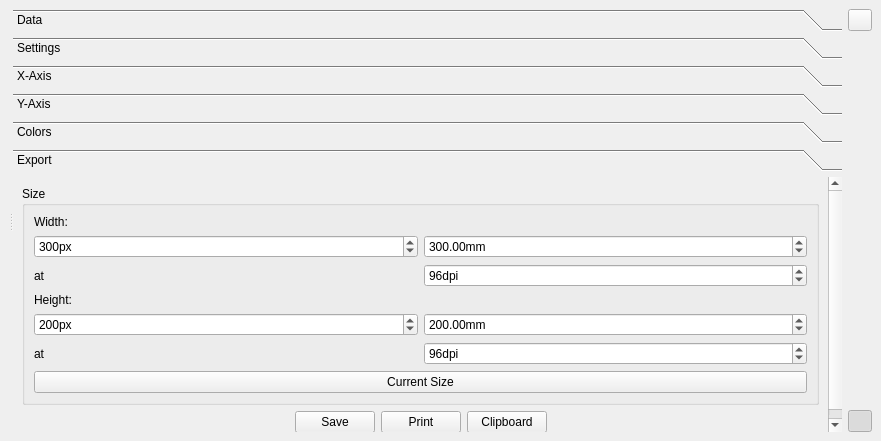
Before: the Qt Designer form plotwindow.ui in Rob0xFF/PhyxCalc, drawn with Qt 5.
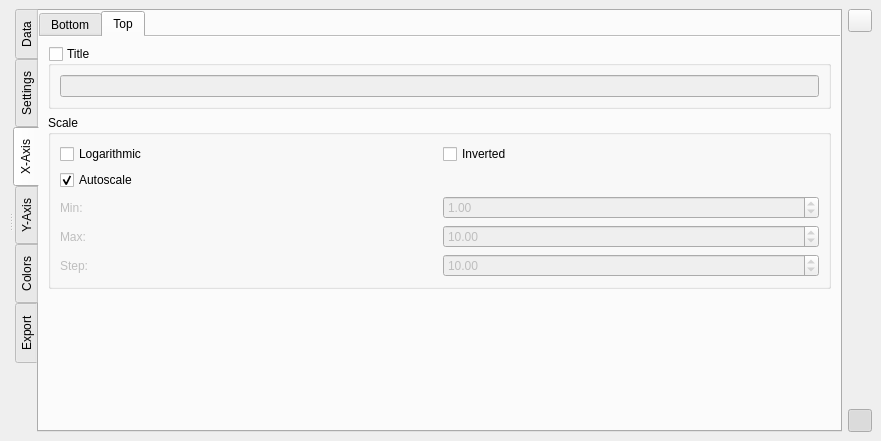
After: the same form once the commit is applied. The open tabs and pages were chosen to show the change. Custom widgets are drawn as their Qt base class.

Commit message: improved plot added logarithmic scale various fixes

```diff
--- a/plotwindow.ui
+++ b/plotwindow.ui
@@ -49,26 +49,21 @@
         </item>
        </layout>
       </widget>
-      <widget class="QToolBox" name="toolBox">
+      <widget class="QTabWidget" name="tabWidget">
        <property name="sizePolicy">
         <sizepolicy hsizetype="Preferred" vsizetype="Preferred">
          <horstretch>0</horstretch>
          <verstretch>0</verstretch>
         </sizepolicy>
        </property>
+       <property name="tabPosition">
+        <enum>QTabWidget::West</enum>
+       </property>
        <property name="currentIndex">
         <number>0</number>
        </property>
-       <widget class="QWidget" name="page">
-        <property name="geometry">
-         <rect>
-          <x>0</x>
-          <y>0</y>
-          <width>730</width>
-          <height>76</height>
-         </rect>
-        </property>
-        <attribute name="label">
+       <widget class="QWidget" name="tabWidgetPage1" native="true">
+        <attribute name="title">
          <string>Data</string>
         </attribute>
         <layout class="QVBoxLayout" name="verticalLayout" stretch="0">
@@ -96,16 +91,8 @@
          </item>
         </layout>
        </widget>
-       <widget class="QWidget" name="page_2">
-        <property name="geometry">
-         <rect>
-          <x>0</x>
-          <y>0</y>
-          <width>730</width>
-          <height>254</height>
-         </rect>
-        </property>
-        <attribute name="label">
+       <widget class="QWidget" name="tabWidgetPage2" native="true">
+        <attribute name="title">
          <string>Settings</string>
         </attribute>
         <layout class="QVBoxLayout" name="verticalLayout_2">
@@ -275,21 +262,29 @@
          </item>
         </layout>
        </widget>
-       <widget class="QWidget" name="page_5">
-        <property name="geometry">
-         <rect>
-          <x>0</x>
-          <y>0</y>
-          <width>747</width>
-          <height>267</height>
-         </rect>
-        </property>
-        <attribute name="label">
+       <widget class="QWidget" name="tabWidgetPage3" native="true">
+        <attribute name="title">
          <string>X-Axis</string>
         </attribute>
         <layout class="QVBoxLayout" name="verticalLayout_7">
+         <property name="margin">
+          <number>0</number>
+         </property>
          <item>
-          <widget class="QGroupBox" name="settingsXTitleGroup">
+          <widget class="QTabWidget" name="tabWidget1">
+           <property name="currentIndex">
+            <number>0</number>
+           </property>
+           <property name="documentMode">
+            <bool>true</bool>
+           </property>
+           <widget class="QWidget" name="tabWidgetPage1_2" native="true">
+            <attribute name="title">
+             <string>Bottom</string>
+            </attribute>
+            <layout class="QVBoxLayout" name="verticalLayout_17">
+             <item>
+              <widget class="QGroupBox" name="settingsXBTitleGroup">
            <property name="title">
             <string>Title</string>
            </property>
@@ -301,7 +296,7 @@
            </property>
            <layout class="QVBoxLayout" name="verticalLayout_13">
             <item>
-             <widget class="QLineEdit" name="settingsXTitleEdit"/>
+                 <widget class="QLineEdit" name="settingsXBTitleEdit"/>
             </item>
            </layout>
           </widget>
@@ -315,14 +310,14 @@
             <item>
              <layout class="QHBoxLayout" name="horizontalLayout_5">
               <item>
-               <widget class="QCheckBox" name="settingsXLogCheck">
+                   <widget class="QCheckBox" name="settingsXBLogCheck">
                 <property name="text">
                  <string>Logarithmic</string>
                 </property>
                </widget>
               </item>
               <item>
-               <widget class="QCheckBox" name="settingsXInvCheck">
+                   <widget class="QCheckBox" name="settingsXBInvCheck">
                 <property name="text">
                  <string>Inverted</string>
                 </property>
@@ -331,7 +326,7 @@
              </layout>
             </item>
             <item>
-             <widget class="QCheckBox" name="settingsXAutoscaleCheck">
+                 <widget class="QCheckBox" name="settingsXBAutoscaleCheck">
               <property name="text">
                <string>Autoscale</string>
               </property>
@@ -343,7 +338,7 @@
             <item>
              <layout class="QHBoxLayout" name="horizontalLayout_14">
               <item>
-               <widget class="QLabel" name="xScaleLabel1">
+                   <widget class="QLabel" name="xBScaleLabel1">
                 <property name="enabled">
                  <bool>false</bool>
                 </property>
@@ -353,7 +348,7 @@
                </widget>
               </item>
               <item>
-               <widget class="QDoubleSpinBox" name="settingsXScaleMinSpin">
+                   <widget class="QDoubleSpinBox" name="settingsXBScaleMinSpin">
                 <property name="enabled">
                  <bool>false</bool>
                 </property>
@@ -373,7 +368,7 @@
             <item>
              <layout class="QHBoxLayout" name="horizontalLayout_15">
               <item>
-               <widget class="QLabel" name="xScaleLabel2">
+                   <widget class="QLabel" name="xBScaleLabel2">
                 <property name="enabled">
                  <bool>false</bool>
                 </property>
@@ -383,7 +378,7 @@
                </widget>
               </item>
               <item>
-               <widget class="QDoubleSpinBox" name="settingsXScaleMaxSpin">
+                   <widget class="QDoubleSpinBox" name="settingsXBScaleMaxSpin">
                 <property name="enabled">
                  <bool>false</bool>
                 </property>
@@ -403,7 +398,7 @@
             <item>
              <layout class="QHBoxLayout" name="horizontalLayout_13">
               <item>
-               <widget class="QLabel" name="xScaleLabel3">
+                   <widget class="QLabel" name="xBScaleLabel3">
                 <property name="enabled">
                  <bool>false</bool>
                 </property>
@@ -413,7 +408,7 @@
                </widget>
               </item>
               <item>
-               <widget class="QDoubleSpinBox" name="settingsXScaleStepSpin">
+                   <widget class="QDoubleSpinBox" name="settingsXBScaleStepSpin">
                 <property name="enabled">
                  <bool>false</bool>
                 </property>
@@ -438,23 +433,181 @@
            <property name="sizeHint" stdset="0">
             <size>
              <width>20</width>
-             <height>40</height>
+                 <height>14</height>
             </size>
            </property>
           </spacer>
          </item>
         </layout>
        </widget>
-       <widget class="QWidget" name="page_6">
-        <property name="geometry">
-         <rect>
-          <x>0</x>
-          <y>0</y>
-          <width>747</width>
-          <height>267</height>
-         </rect>
-        </property>
-        <attribute name="label">
+           <widget class="QWidget" name="tabWidgetPage2_2" native="true">
+            <attribute name="title">
+             <string>Top</string>
+            </attribute>
+            <layout class="QVBoxLayout" name="verticalLayout_20">
+             <item>
+              <widget class="QGroupBox" name="settingsXTTitleGroup">
+               <property name="title">
+                <string>Title</string>
+               </property>
+               <property name="checkable">
+                <bool>true</bool>
+               </property>
+               <property name="checked">
+                <bool>false</bool>
+               </property>
+               <layout class="QVBoxLayout" name="verticalLayout_19">
+                <item>
+                 <widget class="QLineEdit" name="settingsXTTitleEdit"/>
+                </item>
+               </layout>
+              </widget>
+             </item>
+             <item>
+              <widget class="QGroupBox" name="groupBox_4">
+               <property name="title">
+                <string>Scale</string>
+               </property>
+               <layout class="QVBoxLayout" name="verticalLayout_18">
+                <item>
+                 <layout class="QHBoxLayout" name="horizontalLayout_8">
+                  <item>
+                   <widget class="QCheckBox" name="settingsXTLogCheck">
+                    <property name="text">
+                     <string>Logarithmic</string>
+                    </property>
+                   </widget>
+                  </item>
+                  <item>
+                   <widget class="QCheckBox" name="settingsXTInvCheck">
+                    <property name="text">
+                     <string>Inverted</string>
+                    </property>
+                   </widget>
+                  </item>
+                 </layout>
+                </item>
+                <item>
+                 <widget class="QCheckBox" name="settingsXTAutoscaleCheck">
+                  <property name="text">
+                   <string>Autoscale</string>
+                  </property>
+                  <property name="checked">
+                   <bool>true</bool>
+                  </property>
+                 </widget>
+                </item>
+                <item>
+                 <layout class="QHBoxLayout" name="horizontalLayout_26">
+                  <item>
+                   <widget class="QLabel" name="xTScaleLabel1">
+                    <property name="enabled">
+                     <bool>false</bool>
+                    </property>
+                    <property name="text">
+                     <string>Min:</string>
+                    </property>
+                   </widget>
+                  </item>
+                  <item>
+                   <widget class="QDoubleSpinBox" name="settingsXTScaleMinSpin">
+                    <property name="enabled">
+                     <bool>false</bool>
+                    </property>
+                    <property name="minimum">
+                     <double>-999999999.000000000000000</double>
+                    </property>
+                    <property name="maximum">
+                     <double>999999999.000000000000000</double>
+                    </property>
+                    <property name="value">
+                     <double>1.000000000000000</double>
+                    </property>
+                   </widget>
+                  </item>
+                 </layout>
+                </item>
+                <item>
+                 <layout class="QHBoxLayout" name="horizontalLayout_27">
+                  <item>
+                   <widget class="QLabel" name="xTScaleLabel2">
+                    <property name="enabled">
+                     <bool>false</bool>
+                    </property>
+                    <property name="text">
+                     <string>Max:</string>
+                    </property>
+                   </widget>
+                  </item>
+                  <item>
+                   <widget class="QDoubleSpinBox" name="settingsXTScaleMaxSpin">
+                    <property name="enabled">
+                     <bool>false</bool>
+                    </property>
+                    <property name="minimum">
+                     <double>-999999999.000000000000000</double>
+                    </property>
+                    <property name="maximum">
+                     <double>999999999.000000000000000</double>
+                    </property>
+                    <property name="value">
+                     <double>10.000000000000000</double>
+                    </property>
+                   </widget>
+                  </item>
+                 </layout>
+                </item>
+                <item>
+                 <layout class="QHBoxLayout" name="horizontalLayout_28">
+                  <item>
+                   <widget class="QLabel" name="xTScaleLabel3">
+                    <property name="enabled">
+                     <bool>false</bool>
+                    </property>
+                    <property name="text">
+                     <string>Step:</string>
+                    </property>
+                   </widget>
+                  </item>
+                  <item>
+                   <widget class="QDoubleSpinBox" name="settingsXTScaleStepSpin">
+                    <property name="enabled">
+                     <bool>false</bool>
+                    </property>
+                    <property name="maximum">
+                     <double>999999999.000000000000000</double>
+                    </property>
+                    <property name="value">
+                     <double>10.000000000000000</double>
+                    </property>
+                   </widget>
+                  </item>
+                 </layout>
+                </item>
+               </layout>
+              </widget>
+             </item>
+             <item>
+              <spacer name="verticalSpacer_7">
+               <property name="orientation">
+                <enum>Qt::Vertical</enum>
+               </property>
+               <property name="sizeHint" stdset="0">
+                <size>
+                 <width>20</width>
+                 <height>172</height>
+                </size>
+               </property>
+              </spacer>
+             </item>
+            </layout>
+           </widget>
+          </widget>
+         </item>
+        </layout>
+       </widget>
+       <widget class="QWidget" name="tabWidgetPage4" native="true">
+        <attribute name="title">
          <string>Y-Axis</string>
         </attribute>
         <layout class="QVBoxLayout" name="verticalLayout_8">
@@ -462,7 +615,20 @@
           <number>0</number>
          </property>
          <item>
-          <widget class="QGroupBox" name="settingsYTitleGroup">
+          <widget class="QTabWidget" name="tabWidget_2">
+           <property name="currentIndex">
+            <number>0</number>
+           </property>
+           <property name="documentMode">
+            <bool>true</bool>
+           </property>
+           <widget class="QWidget" name="tab">
+            <attribute name="title">
+             <string>Left</string>
+            </attribute>
+            <layout class="QVBoxLayout" name="verticalLayout_21">
+             <item>
+              <widget class="QGroupBox" name="settingsYLTitleGroup">
            <property name="title">
             <string>Title</string>
            </property>
@@ -474,7 +640,7 @@
            </property>
            <layout class="QVBoxLayout" name="verticalLayout_14">
             <item>
-             <widget class="QLineEdit" name="settingsYTitleEdit"/>
+                 <widget class="QLineEdit" name="settingsYLTitleEdit"/>
             </item>
            </layout>
           </widget>
@@ -488,14 +654,14 @@
             <item>
              <layout class="QHBoxLayout" name="horizontalLayout_6">
               <item>
-               <widget class="QCheckBox" name="settingsYLogCheck">
+                   <widget class="QCheckBox" name="settingsYLLogCheck">
                 <property name="text">
                  <string>Logarithmic</string>
                 </property>
                </widget>
               </item>
               <item>
-               <widget class="QCheckBox" name="settingsYInvCheck">
+                   <widget class="QCheckBox" name="settingsYLInvCheck">
                 <property name="text">
                  <string>Inverted</string>
                 </property>
@@ -504,7 +670,7 @@
              </layout>
             </item>
             <item>
-             <widget class="QCheckBox" name="settingsYAutoscaleCheck">
+                 <widget class="QCheckBox" name="settingsYLAutoscaleCheck">
               <property name="text">
                <string>Autoscale</string>
               </property>
@@ -516,7 +682,7 @@
             <item>
              <layout class="QHBoxLayout" name="horizontalLayout_16">
               <item>
-               <widget class="QLabel" name="yScaleLabel1">
+                   <widget class="QLabel" name="yLScaleLabel1">
                 <property name="enabled">
                  <bool>false</bool>
                 </property>
@@ -526,7 +692,7 @@
                </widget>
               </item>
               <item>
-               <widget class="QDoubleSpinBox" name="settingsYScaleMinSpin">
+                   <widget class="QDoubleSpinBox" name="settingsYLScaleMinSpin">
                 <property name="enabled">
                  <bool>false</bool>
                 </property>
@@ -546,7 +712,7 @@
             <item>
              <layout class="QHBoxLayout" name="horizontalLayout_17">
               <item>
-               <widget class="QLabel" name="yScaleLabel2">
+                   <widget class="QLabel" name="yLScaleLabel2">
                 <property name="enabled">
                  <bool>false</bool>
                 </property>
@@ -556,7 +722,7 @@
                </widget>
               </item>
               <item>
-               <widget class="QDoubleSpinBox" name="settingsYScaleMaxSpin">
+                   <widget class="QDoubleSpinBox" name="settingsYLScaleMaxSpin">
                 <property name="enabled">
                  <bool>false</bool>
                 </property>
@@ -576,7 +742,7 @@
             <item>
              <layout class="QHBoxLayout" name="horizontalLayout_18">
               <item>
-               <widget class="QLabel" name="yScaleLabel3">
+                   <widget class="QLabel" name="yLScaleLabel3">
                 <property name="enabled">
                  <bool>false</bool>
                 </property>
@@ -586,7 +752,7 @@
                </widget>
               </item>
               <item>
-               <widget class="QDoubleSpinBox" name="settingsYScaleStepSpin">
+                   <widget class="QDoubleSpinBox" name="settingsYLScaleStepSpin">
                 <property name="enabled">
                  <bool>false</bool>
                 </property>
@@ -611,23 +777,181 @@
            <property name="sizeHint" stdset="0">
             <size>
              <width>20</width>
-             <height>40</height>
+                 <height>156</height>
             </size>
            </property>
           </spacer>
          </item>
         </layout>
        </widget>
-       <widget class="QWidget" name="page_4">
-        <property name="geometry">
-         <rect>
-          <x>0</x>
-          <y>0</y>
-          <width>747</width>
-          <height>267</height>
-         </rect>
-        </property>
-        <attribute name="label">
+           <widget class="QWidget" name="tab_2">
+            <attribute name="title">
+             <string>Right</string>
+            </attribute>
+            <layout class="QVBoxLayout" name="verticalLayout_24">
+             <item>
+              <widget class="QGroupBox" name="settingsYRTitleGroup">
+               <property name="title">
+                <string>Title</string>
+               </property>
+               <property name="checkable">
+                <bool>true</bool>
+               </property>
+               <property name="checked">
+                <bool>false</bool>
+               </property>
+               <layout class="QVBoxLayout" name="verticalLayout_22">
+                <item>
+                 <widget class="QLineEdit" name="settingsYRTitleEdit"/>
+                </item>
+               </layout>
+              </widget>
+             </item>
+             <item>
+              <widget class="QGroupBox" name="groupBox_5">
+               <property name="title">
+                <string>Scale</string>
+               </property>
+               <layout class="QVBoxLayout" name="verticalLayout_23">
+                <item>
+                 <layout class="QHBoxLayout" name="horizontalLayout_29">
+                  <item>
+                   <widget class="QCheckBox" name="settingsYRLogCheck">
+                    <property name="text">
+                     <string>Logarithmic</string>
+                    </property>
+                   </widget>
+                  </item>
+                  <item>
+                   <widget class="QCheckBox" name="settingsYRInvCheck">
+                    <property name="text">
+                     <string>Inverted</string>
+                    </property>
+                   </widget>
+                  </item>
+                 </layout>
+                </item>
+                <item>
+                 <widget class="QCheckBox" name="settingsYRAutoscaleCheck">
+                  <property name="text">
+                   <string>Autoscale</string>
+                  </property>
+                  <property name="checked">
+                   <bool>true</bool>
+                  </property>
+                 </widget>
+                </item>
+                <item>
+                 <layout class="QHBoxLayout" name="horizontalLayout_30">
+                  <item>
+                   <widget class="QLabel" name="yRScaleLabel1">
+                    <property name="enabled">
+                     <bool>false</bool>
+                    </property>
+                    <property name="text">
+                     <string>Min:</string>
+                    </property>
+                   </widget>
+                  </item>
+                  <item>
+                   <widget class="QDoubleSpinBox" name="settingsYRScaleMinSpin">
+                    <property name="enabled">
+                     <bool>false</bool>
+                    </property>
+                    <property name="minimum">
+                     <double>-999999999.000000000000000</double>
+                    </property>
+                    <property name="maximum">
+                     <double>999999999.000000000000000</double>
+                    </property>
+                    <property name="value">
+                     <double>1.000000000000000</double>
+                    </property>
+                   </widget>
+                  </item>
+                 </layout>
+                </item>
+                <item>
+                 <layout class="QHBoxLayout" name="horizontalLayout_31">
+                  <item>
+                   <widget class="QLabel" name="yRScaleLabel2">
+                    <property name="enabled">
+                     <bool>false</bool>
+                    </property>
+                    <property name="text">
+                     <string>Max:</string>
+                    </property>
+                   </widget>
+                  </item>
+                  <item>
+                   <widget class="QDoubleSpinBox" name="settingsYRScaleMaxSpin">
+                    <property name="enabled">
+                     <bool>false</bool>
+                    </property>
+                    <property name="minimum">
+                     <double>-999999999.000000000000000</double>
+                    </property>
+                    <property name="maximum">
+                     <double>999999999.000000000000000</double>
+                    </property>
+                    <property name="value">
+                     <double>10.000000000000000</double>
+                    </property>
+                   </widget>
+                  </item>
+                 </layout>
+                </item>
+                <item>
+                 <layout class="QHBoxLayout" name="horizontalLayout_32">
+                  <item>
+                   <widget class="QLabel" name="yRScaleLabel3">
+                    <property name="enabled">
+                     <bool>false</bool>
+                    </property>
+                    <property name="text">
+                     <string>Step:</string>
+                    </property>
+                   </widget>
+                  </item>
+                  <item>
+                   <widget class="QDoubleSpinBox" name="settingsYRScaleStepSpin">
+                    <property name="enabled">
+                     <bool>false</bool>
+                    </property>
+                    <property name="maximum">
+                     <double>999999999.000000000000000</double>
+                    </property>
+                    <property name="value">
+                     <double>10.000000000000000</double>
+                    </property>
+                   </widget>
+                  </item>
+                 </layout>
+                </item>
+               </layout>
+              </widget>
+             </item>
+             <item>
+              <spacer name="verticalSpacer_8">
+               <property name="orientation">
+                <enum>Qt::Vertical</enum>
+               </property>
+               <property name="sizeHint" stdset="0">
+                <size>
+                 <width>20</width>
+                 <height>156</height>
+                </size>
+               </property>
+              </spacer>
+             </item>
+            </layout>
+           </widget>
+          </widget>
+         </item>
+        </layout>
+       </widget>
+       <widget class="QWidget" name="tabWidgetPage5" native="true">
+        <attribute name="title">
          <string>Colors</string>
         </attribute>
         <layout class="QVBoxLayout" name="verticalLayout_4">
@@ -956,19 +1280,32 @@
          </item>
         </layout>
        </widget>
-       <widget class="QWidget" name="page_3">
-        <property name="geometry">
-         <rect>
-          <x>0</x>
-          <y>0</y>
-          <width>747</width>
-          <height>267</height>
-         </rect>
-        </property>
-        <attribute name="label">
+       <widget class="QWidget" name="tabWidgetPage6" native="true">
+        <attribute name="title">
          <string>Export</string>
         </attribute>
         <layout class="QVBoxLayout" name="verticalLayout_15">
+         <item>
+          <widget class="QPushButton" name="saveButton">
+           <property name="text">
+            <string>Save</string>
+           </property>
+          </widget>
+         </item>
+         <item>
+          <widget class="QPushButton" name="printButton">
+           <property name="text">
+            <string>Print</string>
+           </property>
+          </widget>
+         </item>
+         <item>
+          <widget class="QPushButton" name="clipboardButton">
+           <property name="text">
+            <string>Copy to Clipboard</string>
+           </property>
+          </widget>
+         </item>
          <item>
           <widget class="QGroupBox" name="groupBox_3">
            <property name="title">
@@ -1125,57 +1462,6 @@
            </layout>
           </widget>
          </item>
-         <item>
-          <layout class="QHBoxLayout" name="horizontalLayout_7">
-           <item>
-            <spacer name="horizontalSpacer_3">
-             <property name="orientation">
-              <enum>Qt::Horizontal</enum>
-             </property>
-             <property name="sizeHint" stdset="0">
-              <size>
-               <width>40</width>
-               <height>20</height>
-              </size>
-             </property>
-            </spacer>
-           </item>
-           <item>
-            <widget class="QPushButton" name="saveButton">
-             <property name="text">
-              <string>Save</string>
-             </property>
-            </widget>
-           </item>
-           <item>
-            <widget class="QPushButton" name="printButton">
-             <property name="text">
-              <string>Print</string>
-             </property>
-            </widget>
-           </item>
-           <item>
-            <widget class="QPushButton" name="clipboardButton">
-             <property name="text">
-              <string>Clipboard</string>
-             </property>
-            </widget>
-           </item>
-           <item>
-            <spacer name="horizontalSpacer_4">
-             <property name="orientation">
-              <enum>Qt::Horizontal</enum>
-             </property>
-             <property name="sizeHint" stdset="0">
-              <size>
-               <width>40</width>
-               <height>20</height>
-              </size>
-             </property>
-            </spacer>
-           </item>
-          </layout>
-         </item>
          <item>
           <spacer name="verticalSpacer_2">
            <property name="orientation">
@@ -1197,7 +1483,7 @@
     <item>
      <layout class="QVBoxLayout" name="verticalLayout_16">
       <item>
-       <widget class="QPushButton" name="mobileCloseButton">
+       <widget class="QToolButton" name="mobileCloseButton">
         <property name="sizePolicy">
          <sizepolicy hsizetype="Fixed" vsizetype="Fixed">
           <horstretch>0</horstretch>
@@ -1206,8 +1492,8 @@
         </property>
         <property name="maximumSize">
          <size>
-          <width>24</width>
-          <height>24</height>
+          <width>16777215</width>
+          <height>16777215</height>
          </size>
         </property>
         <property name="text">
@@ -1229,7 +1515,7 @@
        </spacer>
       </item>
       <item>
-       <widget class="QPushButton" name="mobileSettingsButton">
+       <widget class="QToolButton" name="mobileSettingsButton">
         <property name="sizePolicy">
          <sizepolicy hsizetype="Fixed" vsizetype="Fixed">
           <horstretch>0</horstretch>
@@ -1238,8 +1524,8 @@
         </property>
         <property name="maximumSize">
          <size>
-          <width>24</width>
-          <height>24</height>
+          <width>16777215</width>
+          <height>16777215</height>
          </size>
         </property>
         <property name="text">
```
Lines whose indentation alone changed are shown as unchanged. The commit also changes 8 other files.
